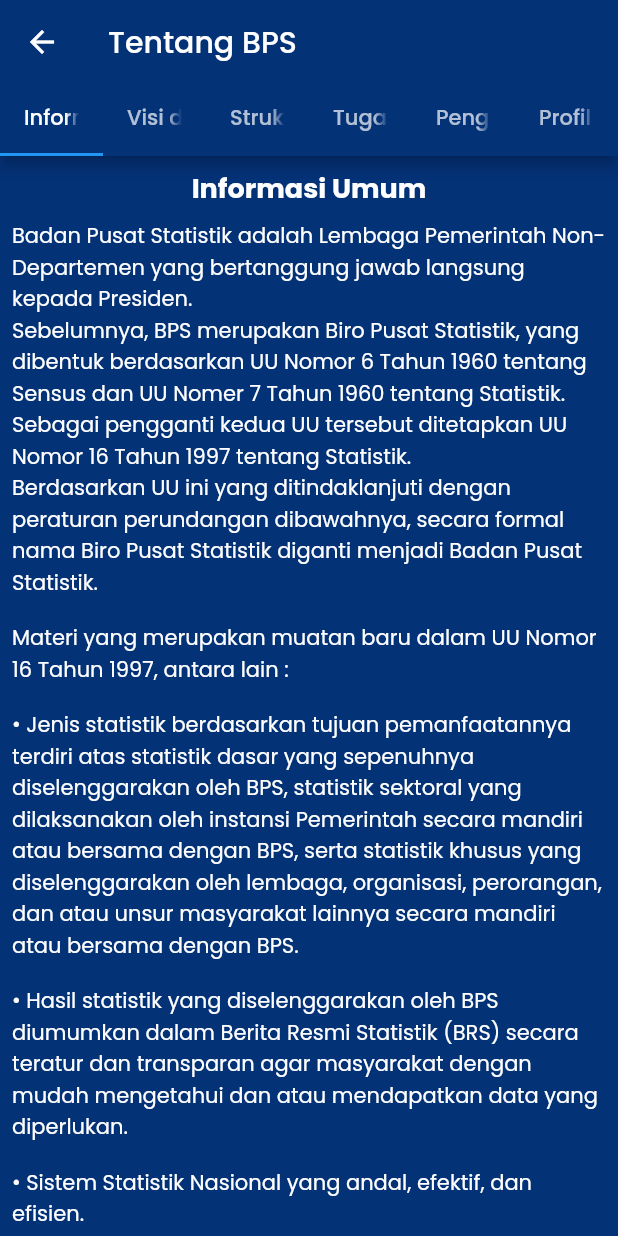
After one commit to geniusvale/cirebon_onstats, a Flutter app: the TentangScreen screen opened by its route, on a phone screen of 412 x 824 dp. The commit adds this screen. Run offline on Flutter 3.47's test engine with Material 2 defaults, Android fonts, the phone set to English and light mode, and no system bars; our stand-ins replace carousel_slider, cloud_firestore, dio, firebase_auth, firebase_core, flutter_html and 1 more; accounts and stored records are empty.

Commit message:
add about pages complete

```diff
--- a/lib/main.dart
+++ b/lib/main.dart
@@ -59,6 +59,7 @@
           '/login': (context) => LoginScreen(),
           '/lokalStatsScreen': (context) => const LokalStatsScreen(),
           '/addLokalData': (context) => const AddLokalDataScreen(),
+          '/tentang': (context) => const TentangScreen(),
           '/berita': (context) => const BeritaScreen(),
           '/beritaDetail': (context) => const BeritaDetailScreen(),
           '/brs': (context) => const BRSScreen(),
--- a/lib/screens/pages.dart
+++ b/lib/screens/pages.dart
@@ -1,4 +1,6 @@
 export 'beranda.dart';
+
+export './tentang/tentang_screen.dart';
 
 export 'lokal_stats/lokal_stats_screen.dart';
 export 'lokal_stats/add_lokal_data_screen.dart';
--- /dev/null
+++ b/lib/screens/tentang/informasi_umum.dart
@@ -0,0 +1,124 @@
+import 'package:flutter/material.dart';
+
+class InformasiUmum extends StatelessWidget {
+  const InformasiUmum({Key? key}) : super(key: key);
+
+  @override
+  Widget build(BuildContext context) {
+    return SingleChildScrollView(
+      child: Container(
+        child: Column(
+          children: const [
+            SizedBox(height: 8),
+            Text(
+              'Informasi Umum',
+              style: TextStyle(
+                  color: Colors.white,
+                  fontWeight: FontWeight.bold,
+                  fontSize: 18),
+            ),
+            Padding(
+              padding: EdgeInsets.all(8.0),
+              child: Text(
+                'Badan Pusat Statistik adalah Lembaga Pemerintah Non-Departemen yang bertanggung jawab langsung kepada Presiden.\nSebelumnya, BPS merupakan Biro Pusat Statistik, yang dibentuk berdasarkan UU Nomor 6 Tahun 1960 tentang Sensus dan UU Nomer 7 Tahun 1960 tentang Statistik.\nSebagai pengganti kedua UU tersebut ditetapkan UU Nomor 16 Tahun 1997 tentang Statistik.\nBerdasarkan UU ini yang ditindaklanjuti dengan peraturan perundangan dibawahnya, secara formal nama Biro Pusat Statistik diganti menjadi Badan Pusat Statistik.',
+                style: TextStyle(
+                  color: Colors.white,
+                ),
+              ),
+            ),
+            Padding(
+              padding: EdgeInsets.all(8.0),
+              child: Text(
+                'Materi yang merupakan muatan baru dalam UU Nomor 16 Tahun 1997, antara lain : ',
+                style: TextStyle(
+                  color: Colors.white,
+                ),
+              ),
+            ),
+            Padding(
+              padding: EdgeInsets.all(8.0),
+              child: Text(
+                '• Jenis statistik berdasarkan tujuan pemanfaatannya terdiri atas statistik dasar yang sepenuhnya diselenggarakan oleh BPS, statistik sektoral yang dilaksanakan oleh instansi Pemerintah secara mandiri atau bersama dengan BPS, serta statistik khusus yang diselenggarakan oleh lembaga, organisasi, perorangan, dan atau unsur masyarakat lainnya secara mandiri atau bersama dengan BPS.',
+                style: TextStyle(
+                  color: Colors.white,
+                ),
+              ),
+            ),
+            Padding(
+              padding: EdgeInsets.all(8.0),
+              child: Text(
+                '• Hasil statistik yang diselenggarakan oleh BPS diumumkan dalam Berita Resmi Statistik (BRS) secara teratur dan transparan agar masyarakat dengan mudah mengetahui dan atau mendapatkan data yang diperlukan.',
+                style: TextStyle(
+                  color: Colors.white,
+                ),
+              ),
+            ),
+            Padding(
+              padding: EdgeInsets.all(8.0),
+              child: Text(
+                '• Sistem Statistik Nasional yang andal, efektif, dan efisien.',
+                style: TextStyle(
+                  color: Colors.white,
+                ),
+              ),
+            ),
+            Padding(
+              padding: EdgeInsets.all(8.0),
+              child: Text(
+                '• Dibentuknya Forum Masyarakat Statistik sebagai wadah untuk menampung aspirasi masyarakat statistik, yang bertugas memberikan saran dan pertimbangan kepada BPS.',
+                style: TextStyle(
+                  color: Colors.white,
+                ),
+              ),
+            ),
+            Padding(
+              padding: EdgeInsets.all(8.0),
+              child: Text(
+                'Berdasarkan undang-undang yang telah disebutkan di atas, peranan yang harus dijalankan oleh BPS adalah sebagai berikut :  ',
+                style: TextStyle(
+                  color: Colors.white,
+                ),
+              ),
+            ),
+            Padding(
+              padding: EdgeInsets.all(8.0),
+              child: Text(
+                '• Menyediakan kebutuhan data bagi pemerintah dan masyarakat. Data ini didapatkan dari sensus atau survey yang dilakukan sendiri dan juga dari departemen atau lembaga pemerintahan lainnya sebagai data sekunder.',
+                style: TextStyle(
+                  color: Colors.white,
+                ),
+              ),
+            ),
+            Padding(
+              padding: EdgeInsets.all(8.0),
+              child: Text(
+                '• Membantu kegiatan statistik di departemen, lembaga pemerintah atau institusi lainnya, dalam membangun sistem perstatistikan nasional.',
+                style: TextStyle(
+                  color: Colors.white,
+                ),
+              ),
+            ),
+            Padding(
+              padding: EdgeInsets.all(8.0),
+              child: Text(
+                '• Mengembangkan dan mempromosikan standar teknik dan metodologi statistik, dan menyediakan pelayanan pada bidang pendidikan dan pelatihan statistik.',
+                style: TextStyle(
+                  color: Colors.white,
+                ),
+              ),
+            ),
+            Padding(
+              padding: EdgeInsets.all(8.0),
+              child: Text(
+                '• Membangun kerjasama dengan institusi internasional dan negara lain untuk kepentingan perkembangan statistik Indonesia.',
+                style: TextStyle(
+                  color: Colors.white,
+                ),
+              ),
+            ),
+          ],
+        ),
+      ),
+    );
+  }
+}
--- /dev/null
+++ b/lib/screens/tentang/tentang_screen.dart
@@ -0,0 +1,56 @@
+import 'package:cirebon_onstats/screens/tentang/informasi_umum.dart';
+import 'package:cirebon_onstats/screens/tentang/pengolahan_data.dart';
+import 'package:cirebon_onstats/screens/tentang/profil_pejabat.dart';
+import 'package:cirebon_onstats/screens/tentang/struktur_organisasi.dart';
+import 'package:cirebon_onstats/screens/tentang/tugas_fungsi_kewenangan.dart';
+import 'package:cirebon_onstats/screens/tentang/visi_misi.dart';
+import 'package:flutter/material.dart';
+
+class TentangScreen extends StatefulWidget {
+  const TentangScreen({Key? key}) : super(key: key);
+
+  @override
+  State<TentangScreen> createState() => _TentangScreenState();
+}
+
+class _TentangScreenState extends State<TentangScreen> {
+  @override
+  Widget build(BuildContext context) {
+    return DefaultTabController(
+      length: 6,
+      child: Scaffold(
+        appBar: AppBar(
+          title: const Text('Tentang BPS'),
+          bottom: const TabBar(tabs: [
+            Tab(
+              text: 'Informasi Umum',
+            ),
+            Tab(
+              text: 'Visi dan Misi',
+            ),
+            Tab(
+              text: 'Struktur Organisasi',
+            ),
+            Tab(
+              text: 'Tugas, Fungsi dan Kewenangan',
+            ),
+            Tab(
+              text: 'Pengolahan Data',
+            ),
+            Tab(
+              text: 'Profil Pejabat',
+            ),
+          ]),
+        ),
+        body: const TabBarView(children: [
+          InformasiUmum(),
+          VisiMisi(),
+          StrukturOrganisasi(),
+          TugasFungsiKewenangan(),
+          PengolahanData(),
+          ProfilPejabat(),
+        ]),
+      ),
+    );
+  }
+}
--- a/lib/widgets/drawerku.dart
+++ b/lib/widgets/drawerku.dart
@@ -101,7 +101,7 @@
             const ListMenuDrawer(
               icon: Icons.info_outlined,
               title: 'Tentang Kami',
-              routeName: '',
+              routeName: '/tentang',
             ),
           ],
         ),
```
Also changed, not shown: lib/screens/tentang/pengolahan_data.dart (added, +97 -0 lines), lib/screens/tentang/profil_pejabat.dart (added, +83 -0 lines), lib/screens/tentang/struktur_organisasi.dart (added, +45 -0 lines), lib/screens/tentang/tugas_fungsi_kewenangan.dart (added, +61 -0 lines), lib/screens/tentang/visi_misi.dart (added, +139 -0 lines), assets/images/JoniKasmuri.png (added), assets/images/RohanaSusiawati.png (added), assets/images/StrukturOrganisasiBPSKabKot2021.png (added).
